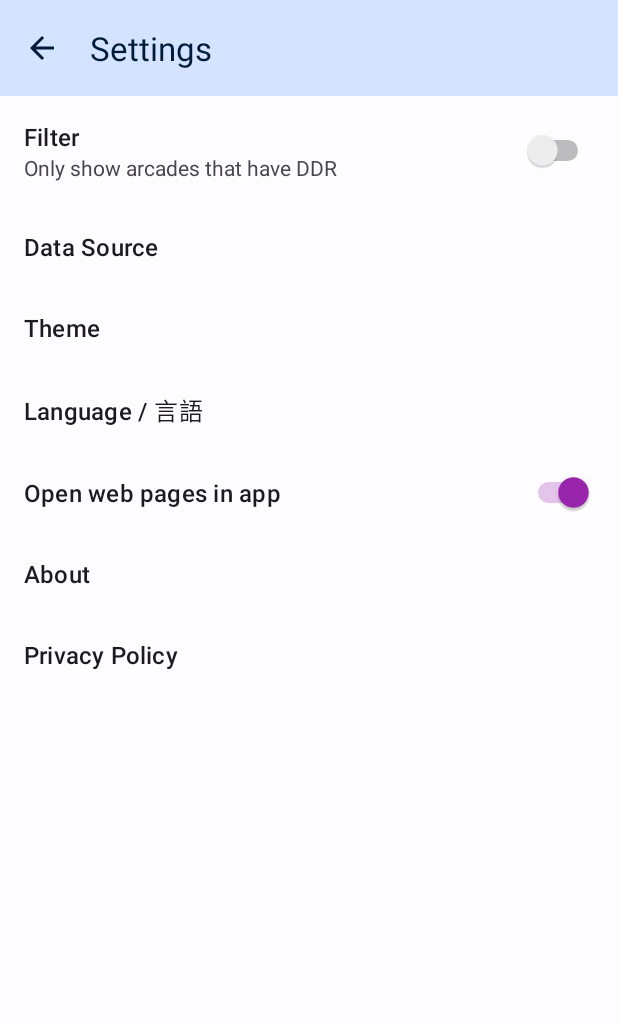
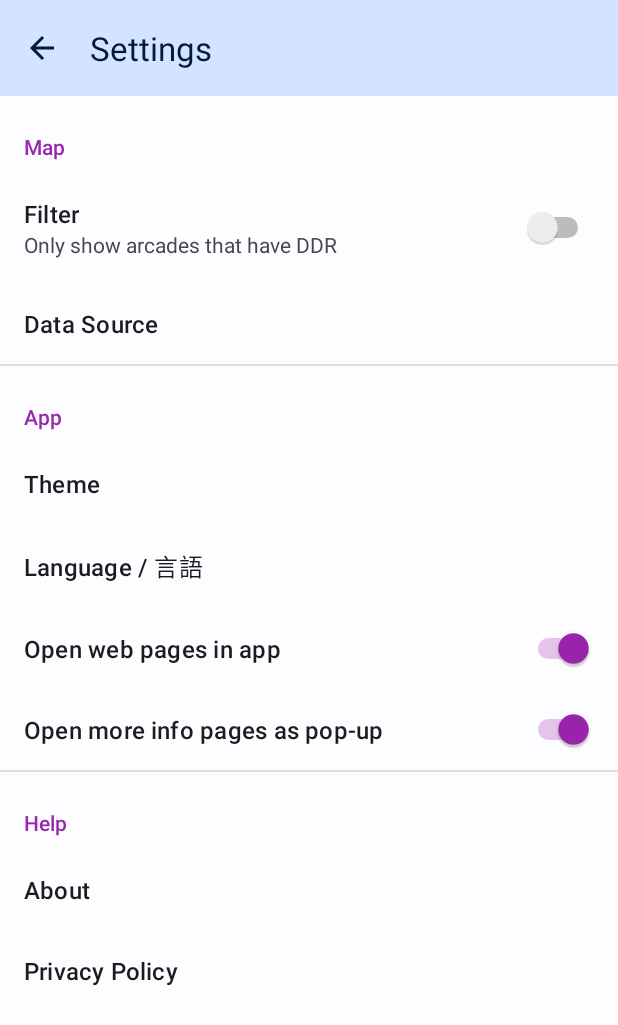
Before and after one commit to Andrew67/DdrFinder, an Android app: the SettingsActivity screen opened directly, with no data from a screen before it, on a phone screen of 412 x 824 dp. Shown: the top 1025 px of the screen. Run offline under Robolectric (Android 15) with nearby library versions, the light colour scheme and no system bars; our stand-ins replace androidx.preference; 3 statements that could not run were skipped.

Commit message:
Add partial height custom tab for more info button. Added setting for it in case some users dislike the behavior. Re-organized Settings screen to have categories.

```diff
--- a/app/src/main/res/values/strings.xml
+++ b/app/src/main/res/values/strings.xml
@@ -46,6 +46,9 @@
     <string name="settings_src_default" translatable="false">ziv</string>
     <string name="settings_category_basic">Basic</string>
     <string name="settings_category_advanced">Advanced</string>
+    <string name="settings_category_map">Map</string>
+    <string name="settings_category_app">App</string>
+    <string name="settings_category_help">Help</string>
     <string name="settings_analytics">Analytics</string>
     <string name="settings_analytics_summary">Share anonymous usage statistics to help improve the app</string>
     <string name="settings_location">Enable Current Location</string>
@@ -53,6 +56,7 @@
     <string name="settings_location_dialog_positive">Settings</string>
     <string name="settings_location_dialog_negative">Cancel</string>
     <string name="settings_custom_tabs">Open web pages in app</string>
+    <string name="settings_custom_tabs_partial_height">Open more info pages as pop-up</string>
     <string name="error_opening_browser">Could not open browser</string>
     <string name="settings_filter">Filter</string>
     <string name="settings_filter_ddr_only">Only show arcades that have DDR</string>
--- a/app/src/main/res/xml/preferences.xml
+++ b/app/src/main/res/xml/preferences.xml
@@ -1,5 +1,8 @@
 <?xml version="1.0" encoding="utf-8"?>
 <PreferenceScreen xmlns:app="http://schemas.android.com/apk/res-auto">
+    <PreferenceCategory
+        app:title="@string/settings_category_map"
+        app:iconSpaceReserved="false">
         <SwitchPreference
             app:defaultValue="false"
             app:key="filter_ddr_only"
@@ -13,6 +16,10 @@
             app:entries="@array/settings_src_entries"
             app:entryValues="@array/settings_src_entryValues"
             app:iconSpaceReserved="false"/>
+    </PreferenceCategory>
+    <PreferenceCategory
+        app:title="@string/settings_category_app"
+        app:iconSpaceReserved="false">
         <ListPreference
             app:defaultValue="@string/settings_theme_default"
             app:key="theme"
@@ -33,6 +40,16 @@
             app:defaultValue="true"
             app:title="@string/settings_custom_tabs"
             app:iconSpaceReserved="false"/>
+        <SwitchPreference
+            app:key="customtabs_partialheight"
+            app:dependency="customtabs"
+            app:defaultValue="true"
+            app:title="@string/settings_custom_tabs_partial_height"
+            app:iconSpaceReserved="false"/>
+    </PreferenceCategory>
+    <PreferenceCategory
+        app:title="@string/settings_category_help"
+        app:iconSpaceReserved="false">
         <Preference
             app:key="action_about"
             app:persistent="false"
@@ -43,4 +60,5 @@
             app:persistent="false"
             app:title="@string/action_privacy_policy"
             app:iconSpaceReserved="false"/>
+    </PreferenceCategory>
 </PreferenceScreen>
```
Also changed, not shown: app/src/main/java/com/andrew67/ddrfinder/activity/SettingsActivity.java (+5 -2 lines), app/src/main/java/com/andrew67/ddrfinder/arcades/ui/LocationActionsFragment.java (+8 -3 lines), app/src/main/java/com/andrew67/ddrfinder/arcades/util/LocationActions.java (+5 -2 lines), app/src/main/java/com/andrew67/ddrfinder/util/CustomTabsUtil.java (+17 -2 lines), 4 other files. Lines whose indentation alone changed are shown as unchanged.
